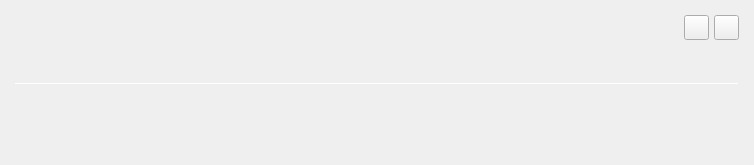
First picture: the form in src/app/ui/qt/analysiscard.ui, repository AIR-G-UFOP/Saturn-SampleLog, before the edit.
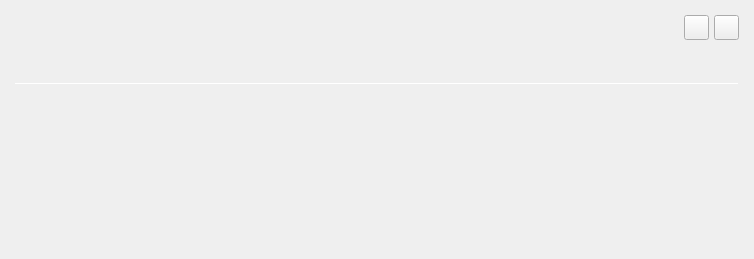
Second picture: the form after the edit. Icons and pictures are not drawn.

The edit to the form file:
```diff
--- a/src/app/ui/qt/analysiscard.ui
+++ b/src/app/ui/qt/analysiscard.ui
@@ -7,7 +7,7 @@
     <x>0</x>
     <y>0</y>
     <width>754</width>
-    <height>165</height>
+    <height>259</height>
    </rect>
   </property>
   <property name="sizePolicy">
```
Left out of the diff: 67 changed lines with no effect on the pictures.
